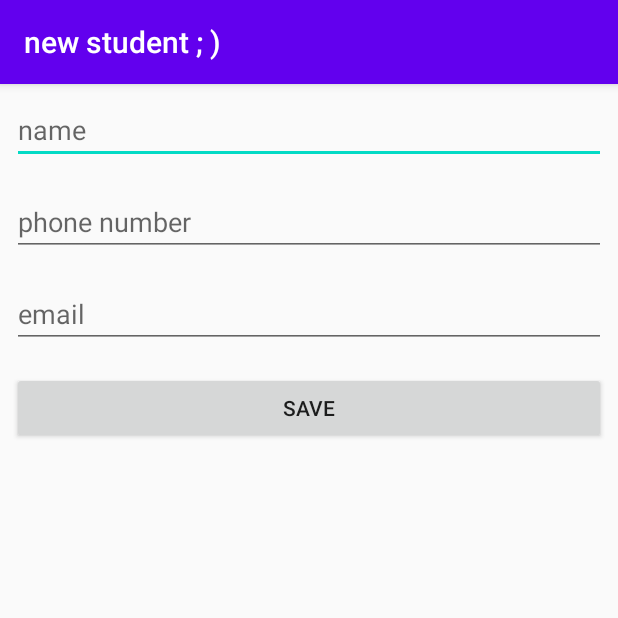
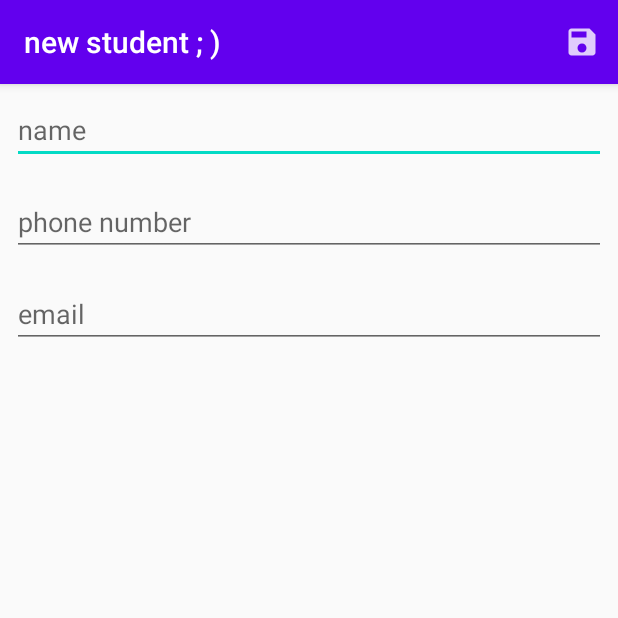
Before and after one commit to neji-hyuga/display_contacts_app, an Android app: the screen it shows after launch (RegisterStudentActivity), after a tap on an icon or button, on a phone screen of 412 x 824 dp, the top half of it. Run offline under Robolectric (Android 15) with nearby library versions, the phone set to English and light mode, and no system bars.

Commit message:
menus (options menu / context menu) and scroll view

```diff
--- a/app/src/main/java/com/alura/displaycontactsapp/dao/StudentDAO.java
+++ b/app/src/main/java/com/alura/displaycontactsapp/dao/StudentDAO.java
@@ -22,14 +22,14 @@ public class StudentDAO {
 
     //example od edition, first you need to find your object, than you can edit it
     public void editStudent(Student student) {
-        Student studentToBeEdited = getByStudentId(student);
+        Student studentToBeEdited = getStudentId(student);
         if (studentToBeEdited != null) {
             int studentPosition = studentList.indexOf(studentToBeEdited);
             studentList.set(studentPosition, student);
         }
     }
 
-    private Student getByStudentId(Student student) {
+    private Student getStudentId(Student student) {
         for (Student std :
                 studentList) {
             if (std.getId() == student.getId()) {
@@ -45,7 +45,7 @@ public class StudentDAO {
     }
 
     public void deleteStudent(Student student) {
-        Student chosenStudent = getByStudentId(student);
+        Student chosenStudent = getStudentId(student);
         if (chosenStudent != null) {
             studentList.remove(chosenStudent);
         }
--- a/app/src/main/java/com/alura/displaycontactsapp/ui/activity/RegisterStudentActivity.java
+++ b/app/src/main/java/com/alura/displaycontactsapp/ui/activity/RegisterStudentActivity.java
@@ -2,8 +2,11 @@ package com.alura.displaycontactsapp.ui.activity;
 
 import android.content.Intent;
 import android.os.Bundle;
+import android.view.Menu;
+import android.view.MenuItem;
 import android.view.View;
 
+import androidx.annotation.NonNull;
 import androidx.appcompat.app.AppCompatActivity;
 
 import com.alura.displaycontactsapp.R;
@@ -29,8 +32,22 @@ public class RegisterStudentActivity extends AppCompatActivity {
         super.onCreate(savedInstanceState);
         setContentView(R.layout.activity_register_student);
         initializesFields();
-        buttonConfiguration();
         loadStudentInfo();
+    }
+
+    @Override
+    public boolean onCreateOptionsMenu(Menu menu) {
+        getMenuInflater().inflate(R.menu.activity_student_register_menu, menu);
+        return super.onCreateOptionsMenu(menu);
+    }
+
+    @Override
+    public boolean onOptionsItemSelected(@NonNull MenuItem item) {
+        int itemId = item.getItemId();
+        if(itemId == R.id.activity_student_register_menu_save_id){
+            endsForm();
+        }
+        return super.onOptionsItemSelected(item);
     }
 
     private void loadStudentInfo() {
@@ -49,16 +66,6 @@ public class RegisterStudentActivity extends AppCompatActivity {
         studentName.setText(student.getName());
         studentPhone.setText(student.getPhone());
         studentEmail.setText(student.getEmail());
-    }
-
-    private void buttonConfiguration() {
-        View registerButton = findViewById(R.id.activity_register_student_save_button_id);
-        registerButton.setOnClickListener(new View.OnClickListener() {
-            @Override
-            public void onClick(View view) {
-                endsForm();
-            }
-        });
     }
 
     private void endsForm() {
--- /dev/null
+++ b/app/src/main/res/drawable-anydpi/ic_action_save_student.xml
@@ -0,0 +1,11 @@
+<vector xmlns:android="http://schemas.android.com/apk/res/android"
+    android:width="24dp"
+    android:height="24dp"
+    android:viewportWidth="24"
+    android:viewportHeight="24"
+    android:tint="#FFFFFF"
+    android:alpha="0.8">
+    <path
+        android:fillColor="#FF000000"
+        android:pathData="M17,3L5,3c-1.11,0 -2,0.9 -2,2v14c0,1.1 0.89,2 2,2h14c1.1,0 2,-0.9 2,-2L21,7l-4,-4zM12,19c-1.66,0 -3,-1.34 -3,-3s1.34,-3 3,-3 3,1.34 3,3 -1.34,3 -3,3zM15,9L5,9L5,5h10v4z"/>
+</vector>
--- a/app/src/main/res/layout/activity_register_student.xml
+++ b/app/src/main/res/layout/activity_register_student.xml
@@ -1,9 +1,11 @@
 <?xml version="1.0" encoding="utf-8"?>
+<ScrollView xmlns:android="http://schemas.android.com/apk/res/android"
+    android:layout_width="match_parent"
+    android:layout_height="wrap_content">
+
     <LinearLayout
-    xmlns:android="http://schemas.android.com/apk/res/android"
-    xmlns:app="http://schemas.android.com/apk/res-auto"
         android:layout_width="match_parent"
-    android:layout_height="match_parent"
+        android:layout_height="wrap_content"
         android:orientation="vertical">
 
         <com.google.android.material.textfield.TextInputEditText
@@ -11,8 +13,8 @@
             android:layout_width="match_parent"
             android:layout_height="wrap_content"
             android:layout_margin="8dp"
-        android:inputType="textCapWords"
-        android:hint="@string/name_edit_text_hint"/>
+            android:hint="@string/name_edit_text_hint"
+            android:inputType="textCapWords" />
 
         <com.google.android.material.textfield.TextInputEditText
             android:id="@+id/activity_register_student_phone_number_id"
@@ -20,7 +22,7 @@
             android:layout_height="wrap_content"
             android:layout_margin="8dp"
             android:hint="@string/phone_edit_text_hint"
-        android:inputType="phone"/>
+            android:inputType="phone" />
 
         <com.google.android.material.textfield.TextInputEditText
             android:id="@+id/activity_register_student_email_id"
@@ -28,13 +30,8 @@
             android:layout_height="wrap_content"
             android:layout_margin="8dp"
             android:hint="@string/email_edit_text_hint"
-        android:inputType="textEmailAddress"/>
+            android:inputType="textEmailAddress" />
 
-    <Button
-        android:layout_width="match_parent"
-        android:layout_height="wrap_content"
-        android:layout_margin="8dp"
-        android:id="@+id/activity_register_student_save_button_id"
-        android:text="@string/register_button_text"/>
 
     </LinearLayout>
+</ScrollView>
--- /dev/null
+++ b/app/src/main/res/menu/activity_student_list_menu.xml
@@ -0,0 +1,7 @@
+<?xml version="1.0" encoding="utf-8"?>
+<menu xmlns:android="http://schemas.android.com/apk/res/android">
+
+    <item
+        android:id="@+id/activity_student_list_menu_remove_id"
+        android:title="remove" />
+</menu>
--- /dev/null
+++ b/app/src/main/res/menu/activity_student_register_menu.xml
@@ -0,0 +1,9 @@
+<?xml version="1.0" encoding="utf-8"?>
+<menu xmlns:android="http://schemas.android.com/apk/res/android"
+    xmlns:app="http://schemas.android.com/apk/res-auto">
+    <item android:id="@+id/activity_student_register_menu_save_id"
+        app:showAsAction="always"
+        android:icon="@drawable/ic_action_save_student"
+        android:title="save"/>
+
+</menu>
```
Also changed, not shown: app/src/main/java/com/alura/displaycontactsapp/ui/activity/StudentListActivity.java (+16 -4 lines), app/src/main/res/drawable-hdpi/ic_action_save_student.png (added), app/src/main/res/drawable-mdpi/ic_action_save_student.png (added), app/src/main/res/drawable-xhdpi/ic_action_save_student.png (added), app/src/main/res/drawable-xxhdpi/ic_action_save_student.png (added). Lines whose indentation alone changed are shown as unchanged.
